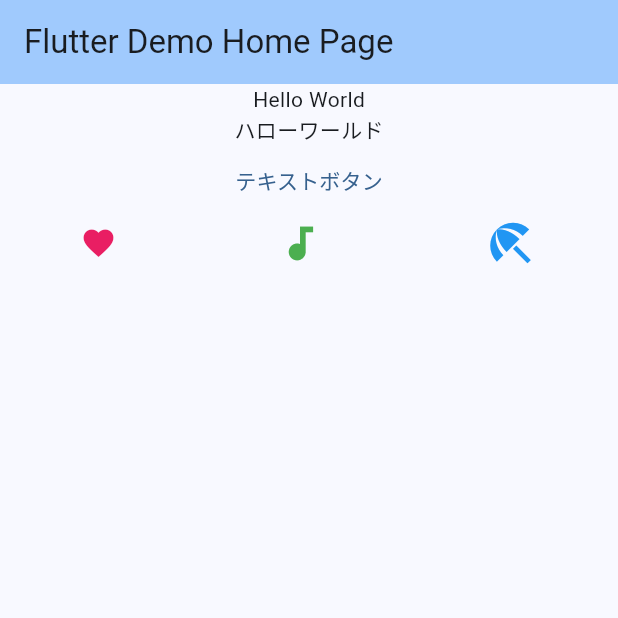
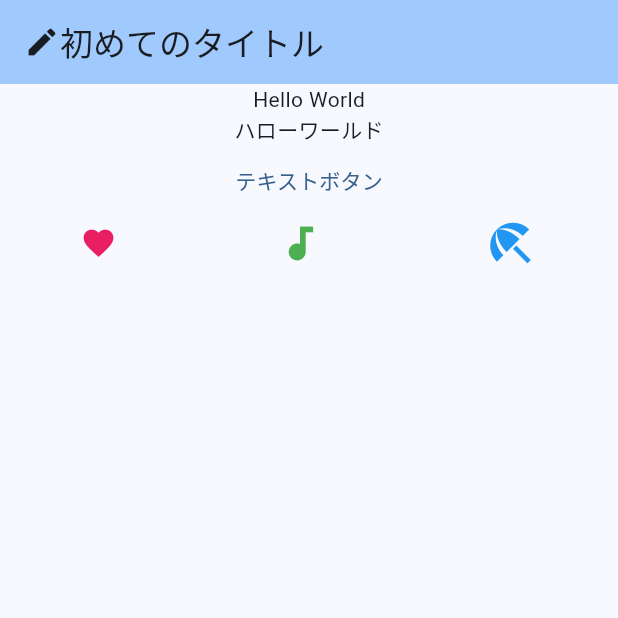
Before and after one commit to ayatsuki-meowmeow/hello_flutter, a Flutter app: the screen it shows after launch, on a phone screen of 412 x 824 dp, the top half of it. Run offline on Flutter 3.47's test engine with Material 2 defaults, Android fonts, the phone set to English and light mode, and no system bars.

Commit message:
AppBarの変更

```diff
--- a/lib/main.dart
+++ b/lib/main.dart
@@ -59,29 +59,8 @@ class MyHomePage extends StatefulWidget {
 }
 
 class _MyHomePageState extends State<MyHomePage> {
-  int _counter = 0;
-
-  // 5.カウンターが押された時の処理
-  void _incrementCounter() {
-    setState(() {
-      // This call to setState tells the Flutter framework that something has
-      // changed in this State, which causes it to rerun the build method below
-      // so that the display can reflect the updated values. If we changed
-      // _counter without calling setState(), then the build method would not be
-      // called again, and so nothing would appear to happen.
-      _counter++;
-      print("Hello World");
-    });
-  }
-
   @override
   Widget build(BuildContext context) {
-    // This method is rerun every time setState is called, for instance as done
-    // by the _incrementCounter method above.
-    //
-    // The Flutter framework has been optimized to make rerunning build methods
-    // fast, so that you can just rebuild anything that needs updating rather
-    // than having to individually change instances of widgets.
     // 4.MyHomePageの画面を定義
     return Scaffold(
       // 画面上部のタイトルバー
@@ -92,7 +71,10 @@ class _MyHomePageState extends State<MyHomePage> {
         backgroundColor: Theme.of(context).colorScheme.inversePrimary,
         // Here we take the value from the MyHomePage object that was created by
         // the App.build method, and use it to set our appbar title.
-        title: Text(widget.title),
+        title: const Row(children: [
+          Icon(Icons.create),
+          Text("初めてのタイトル"),
+        ]),
       ),
       body: Column(children: [
         const Text("Hello World"),
```
